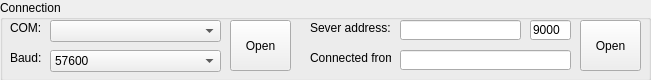
Old version of the form Software/GCSQt/com.ui in the repository tuannv-github/PIFer.
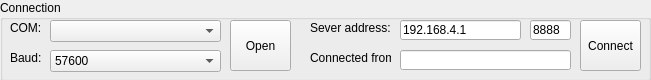
New version of the form.

```diff
--- a/Software/GCSQt/com.ui
+++ b/Software/GCSQt/com.ui
@@ -112,7 +112,7 @@
      </rect>
     </property>
     <property name="text">
-     <string>Open</string>
+     <string>Connect</string>
     </property>
    </widget>
    <widget class="QLineEdit" name="tb_server_ip">
@@ -124,6 +124,9 @@
       <height>20</height>
      </rect>
     </property>
+    <property name="text">
+     <string>192.168.4.1</string>
+    </property>
    </widget>
    <widget class="QLabel" name="label_4">
     <property name="geometry">
@@ -148,7 +151,7 @@
      </rect>
     </property>
     <property name="text">
-     <string>9000</string>
+     <string>8888</string>
     </property>
    </widget>
    <widget class="QLabel" name="label_5">
```
Left out of the diff: 2 changed lines with no effect on the pictures.
